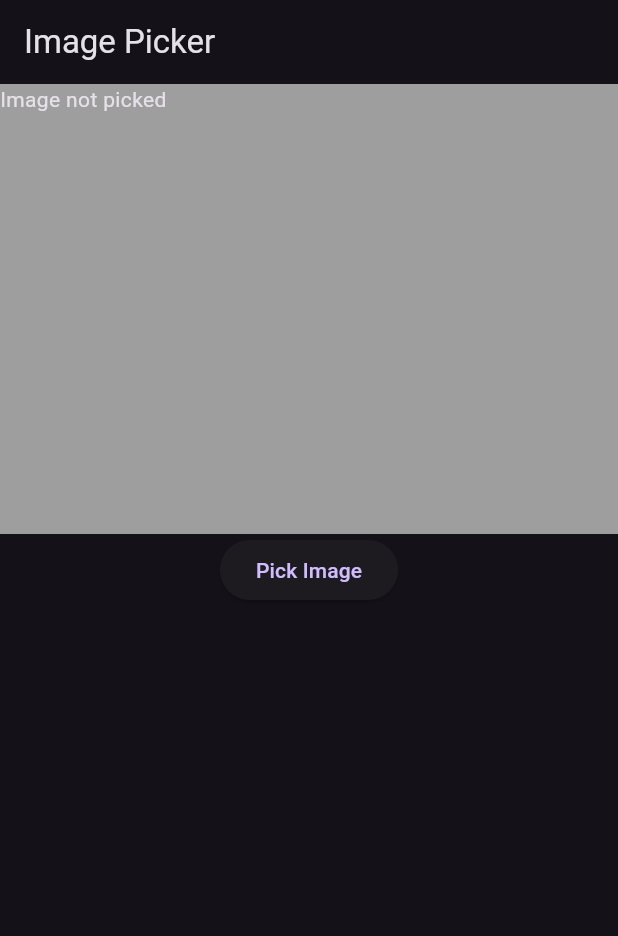
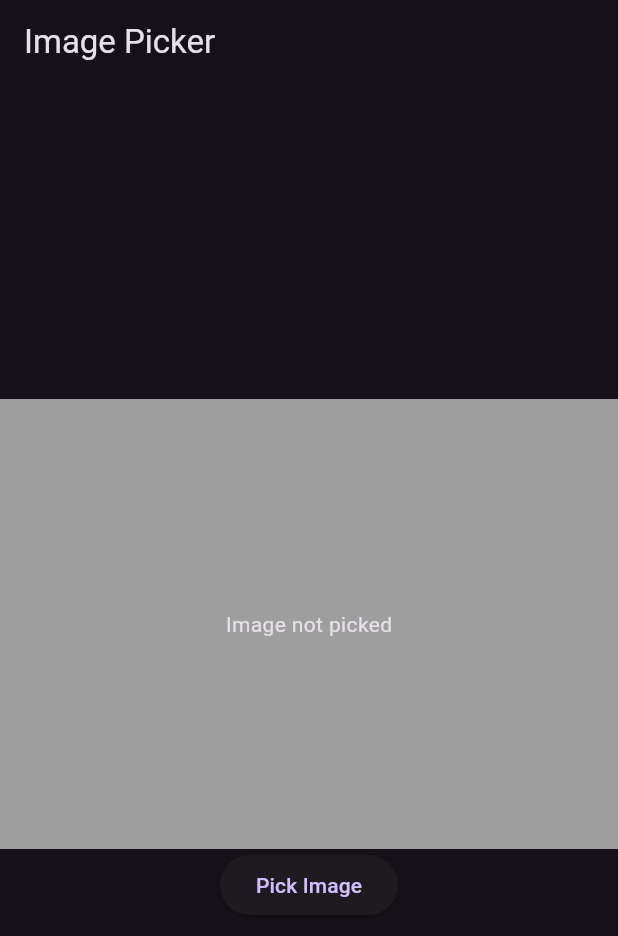
Before and after one commit to 0xiammatrixx/Flutter-UI-practice, a Flutter app: the screen it shows after launch, on a phone screen of 412 x 824 dp. Shown: the top 936 px of the screen. Run offline on Flutter 3.47's test engine with Material 3 defaults, Android fonts, the phone set to English and light mode, and no system bars; our stand-ins replace animated_text_kit, google_fonts.

Commit message:
Jul 8, 2024, 1:47 AM

```diff
--- a/new project/mynotes/lib/views/imagepicker.dart
+++ b/new project/mynotes/lib/views/imagepicker.dart
@@ -16,11 +16,15 @@ class _ImagePickerWidgetState extends State<ImagePickerWidget> {
         title: const Text('Image Picker'),
       ),
       body: Center(
-        child: Column(children: [
-            Container( height: 300,
-            width: double.infinity,
-              color: Colors.grey,
-              child: const Text('Image not picked'),
+        child: Column(
+          mainAxisAlignment: MainAxisAlignment.center,
+          children: [
+            Center(
+              child: Container( height: 300,
+              width: double.infinity,
+                color: Colors.grey,
+                child: const Center(child: Text('Image not picked')),
+              ),
             ),
             ElevatedButton(onPressed: (){
 
```
